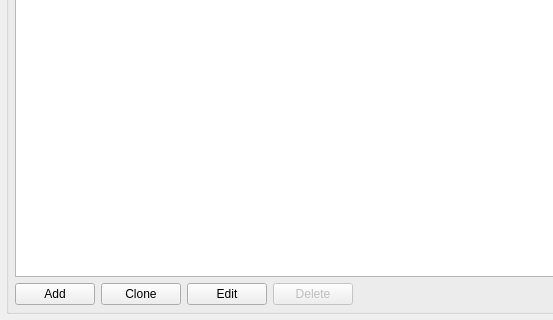
Qt form main_window.ui (MikaelStrom/compdb) before a commit; both pictures show x 0 to 553 and y 218 to 538 of the 1137 by 538 pixel window.
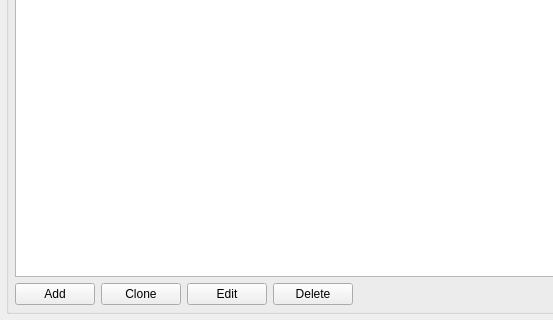
The same form after that commit.

What changed in the file:
```diff
--- a/main_window.ui
+++ b/main_window.ui
@@ -261,7 +261,7 @@
          <item>
           <widget class="QPushButton" name="pb_delete">
            <property name="enabled">
-            <bool>false</bool>
+            <bool>true</bool>
            </property>
            <property name="text">
             <string>Delete</string>
```
Left out of the diff: 3 changed lines with no effect on the pictures.
